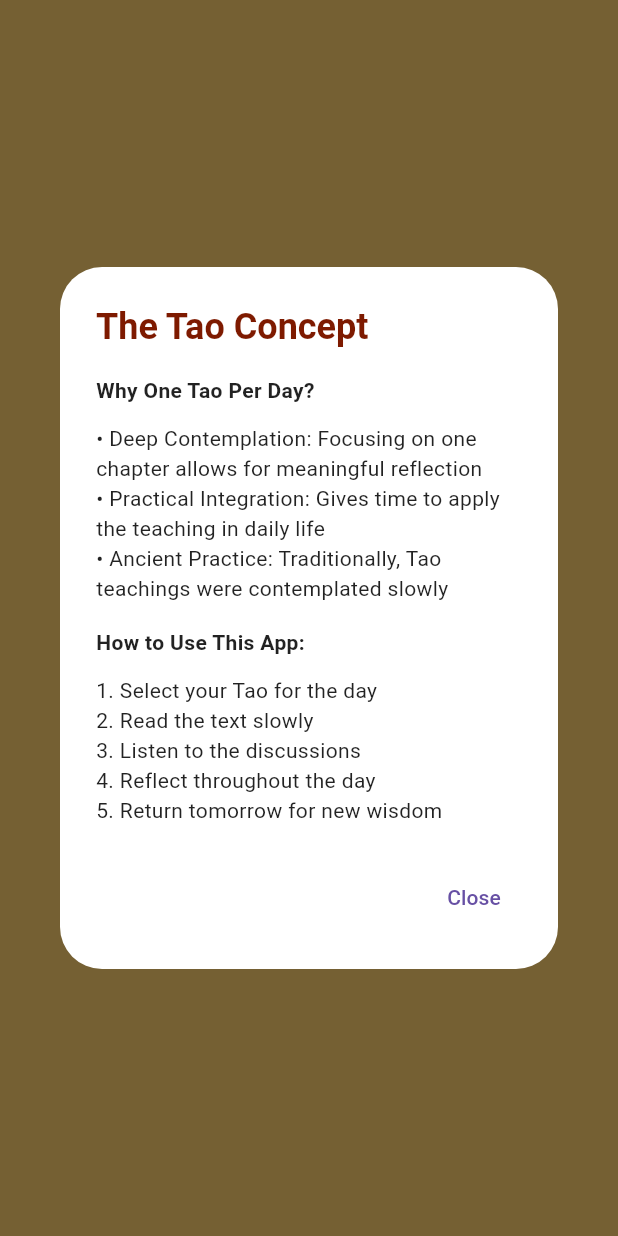
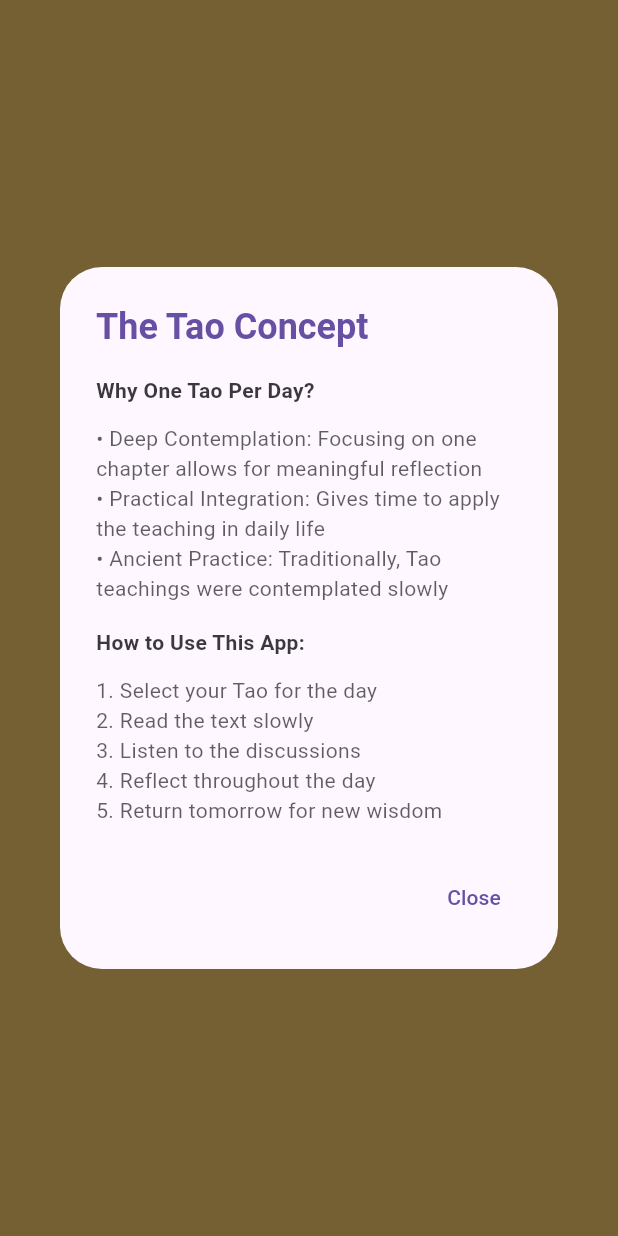
Before and after one commit to MartinJon/Tao-of-the-Day, a Flutter app: what showConceptDialog() shows on an empty page, opened directly, on a phone screen of 412 x 824 dp. Run offline on Flutter 3.47's test engine with Material 3 defaults, Android fonts, the phone set to English and light mode, and no system bars; our stand-ins replace audioplayers, in_app_purchase, package_info_plus, shared_preferences; accounts and stored records are empty.

Commit message:
Fix dialog brackets; correct version FutureBuilder usage

```diff
--- a/lib/menu_dialogs.dart
+++ b/lib/menu_dialogs.dart
@@ -46,7 +46,22 @@ class MenuDialogs {
       return _fallbackAppVersion;
     }
   }
+  Future<String> _readAppVersion() async {
+    final info = await PackageInfo.fromPlatform();
+    return '${info.version} (${info.buildNumber})';
+  }
 
+  Widget buildAppVersionText(BuildContext context) {
+    return FutureBuilder<String>(
+      future: _readAppVersion(),
+      builder: (context, snap) {
+        if (!snap.hasData) {
+          return const SizedBox.shrink(); // or a small loading Text/Spinner
+        }
+        return Text('App Version: ${snap.data}');
+      },
+    );
+  }
   static List<Widget> _defaultActions(BuildContext context) {
     return [
       TextButton(
@@ -257,7 +272,7 @@ class MenuDialogs {
                     color: (isDarkMode ? const Color(0xFFD45C33) : const Color(0xFF7E1A00)).withOpacity(0.1),
                     borderRadius: BorderRadius.circular(6),
                   ),
-                  child: GestureDetector(  // ← Wrap with GestureDetector
+                  child: GestureDetector(
                     onTap: () {
                       Navigator.pop(context); // Close about dialog
                       _showDeveloperMenu(context); // Show developer menu
@@ -271,17 +286,26 @@ class MenuDialogs {
                           color: isDarkMode ? const Color(0xFFD45C33) : const Color(0xFF7E1A00),
                         ),
                         const SizedBox(width: 8),
-                      Text(
-                        'App Version: $appVersion', // ← Simple static version
+                        // ⬇️ Use FutureBuilder as its own widget (NOT inside Text)
+                        FutureBuilder<String>(
+                          future: PackageInfo.fromPlatform()
+                              .then((info) => '${info.version} (${info.buildNumber})'),
+                          builder: (context, snap) {
+                            final version = snap.data ?? '';
+                            return Text(
+                              version.isEmpty ? 'App Version' : 'App Version: $version',
                               style: TextStyle(
                                 fontWeight: FontWeight.bold,
                                 color: isDarkMode ? const Color(0xFFD45C33) : const Color(0xFF7E1A00),
                               ),
+                            );
+                          },
                         ),
                       ],
                     ),
                   ),
                 ),
+
               ],
             ),
           ),
@@ -297,16 +321,23 @@ class MenuDialogs {
   }
 
   static void showConceptDialog(BuildContext context) {
-    final isDarkMode = Theme.of(context).brightness == Brightness.dark;
+    final theme = Theme.of(context);
+    final colorScheme = theme.colorScheme;
+
+    final headingColor = colorScheme.onSurface.withOpacity(0.87);
+    final bodyColor = colorScheme.onSurface.withOpacity(0.70);
 
     showDialog(
       context: context,
       builder: (BuildContext context) {
         return AlertDialog(
-          backgroundColor: isDarkMode ? const Color(0xFF2A2A2A) : Colors.white,
+          backgroundColor: colorScheme.surface,
           title: Text(
             'The Tao Concept',
-            style: TextStyle(color: isDarkMode ? const Color(0xFFD45C33) : const Color(0xFF7E1A00)),
+            style: TextStyle(
+              color: colorScheme.primary,
+              fontWeight: FontWeight.bold,
+            ),
           ),
           content: SingleChildScrollView(
             child: Column(
@@ -317,34 +348,33 @@ class MenuDialogs {
                   'Why One Tao Per Day?',
                   style: TextStyle(
                     fontWeight: FontWeight.bold,
-                    color: isDarkMode ? Colors.white70 : Colors.black87,
+                    color: headingColor,
                   ),
                 ),
                 const SizedBox(height: 12),
-                Text(
-                  '• Deep Contemplation: Focusing on one chapter allows for meaningful reflection',
-                  style: TextStyle(color: isDarkMode ? Colors.white70 : Colors.black87),
+                DefaultTextStyle.merge(
+                  style: TextStyle(color: bodyColor),
+                  child: Column(
+                    crossAxisAlignment: CrossAxisAlignment.start,
+                    children: const [
+                      Text('• Deep Contemplation: Focusing on one chapter allows for meaningful reflection'),
+                      Text('• Practical Integration: Gives time to apply the teaching in daily life'),
+                      Text('• Ancient Practice: Traditionally, Tao teachings were contemplated slowly'),
+                    ],
                   ),
-                Text(
-                  '• Practical Integration: Gives time to apply the teaching in daily life',
-                  style: TextStyle(color: isDarkMode ? Colors.white70 : Colors.black87),
-                ),
-                Text(
-                  '• Ancient Practice: Traditionally, Tao teachings were contemplated slowly',
-                  style: TextStyle(color: isDarkMode ? Colors.white70 : Colors.black87),
                 ),
                 const SizedBox(height: 16),
                 Text(
                   'How to Use This App:',
                   style: TextStyle(
                     fontWeight: FontWeight.bold,
-                    color: isDarkMode ? Colors.white70 : Colors.black87,
+                    color: headingColor,
                   ),
                 ),
                 const SizedBox(height: 12),
                 Text(
                   '1. Select your Tao for the day\n2. Read the text slowly\n3. Listen to the discussions\n4. Reflect throughout the day\n5. Return tomorrow for new wisdom',
-                  style: TextStyle(color: isDarkMode ? Colors.white70 : Colors.black87),
+                  style: TextStyle(color: bodyColor),
                 ),
               ],
             ),
@@ -352,13 +382,14 @@ class MenuDialogs {
           actions: [
             TextButton(
               onPressed: () => Navigator.pop(context),
-              child: const Text('Close'),
+              child: Text('Close', style: TextStyle(color: colorScheme.primary)),
             ),
           ],
         );
       },
     );
   }
+
 
   static void showNoomVibeDialog(BuildContext context) {
     final isDarkMode = Theme.of(context).brightness == Brightness.dark;
```
Lines whose indentation alone changed are shown as unchanged.
